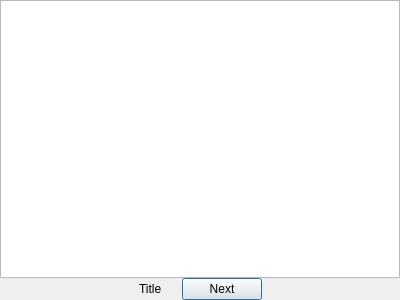
Before: the Qt Designer form gui/ui/tutorial.ui in analogdevicesinc/scopy, drawn with Qt 5.
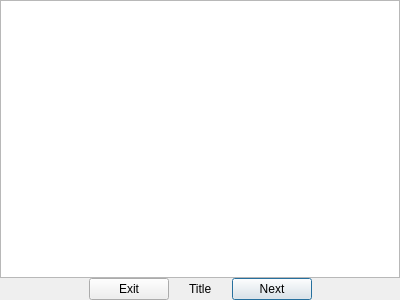
After: the same form once the commit is applied.

Commit message:
TutorialOverlay: add tutorial exit
The tutorial can be exited early, before going through all the chapters.

Diff of the .ui file:
```diff
--- a/gui/ui/tutorial.ui
+++ b/gui/ui/tutorial.ui
@@ -67,6 +67,13 @@
        </property>
       </spacer>
      </item>
+     <item>
+      <widget class="QPushButton" name="btnExit">
+       <property name="text">
+        <string>Exit</string>
+       </property>
+      </widget>
+     </item>
      <item>
       <widget class="QLabel" name="title">
        <property name="text">
```
The commit also changes 4 other files.
